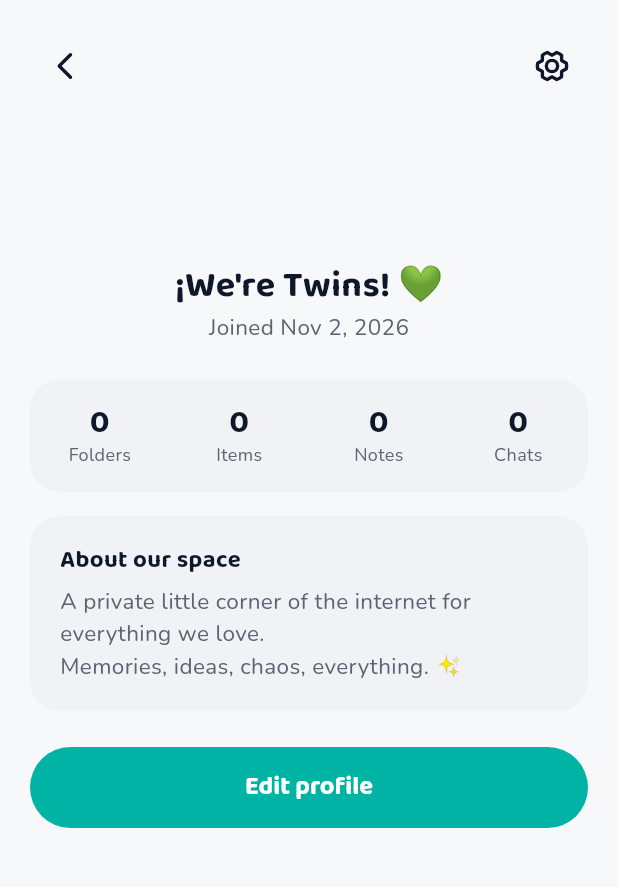
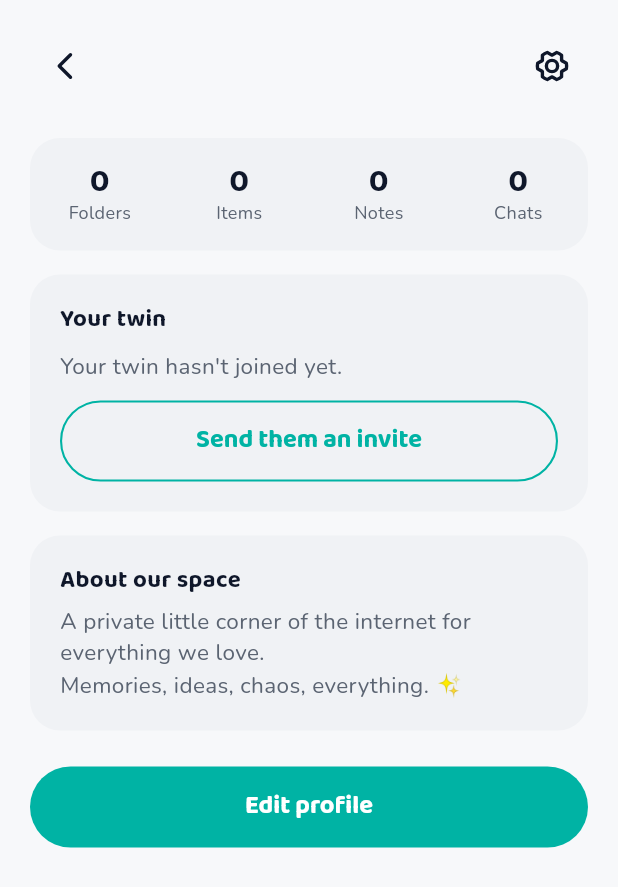
Before and after one commit to mohaneddz/Twins, a Flutter app: the ProfileScreen screen opened directly, on a phone screen of 412 x 824 dp. Shown: the top 887 px of the screen. Run offline on Flutter 3.47's test engine with Material 3 defaults, Android fonts, the phone set to English and light mode, and no system bars; our stand-ins replace cached_network_image, chewie, file_picker, flutter_markdown, flutter_riverpod, go_router and 7 more; missing offline and left inert: postgres, receive_sharing_intent; accounts and stored records are empty.

Commit message:
feat(profile): show your own name, @username and bio, and your twin's
The page led with a fixed "We're Twins!" title. It now shows your profile,
a card with your twin's (or an invite while their slot is empty), both live.

```diff
--- a/lib/features/profile/profile_screen.dart
+++ b/lib/features/profile/profile_screen.dart
@@ -3,6 +3,8 @@ import 'package:flutter_riverpod/flutter_riverpod.dart';
 import 'package:go_router/go_router.dart';
 import 'package:phosphor_flutter/phosphor_flutter.dart';
 import '../../data/models/item_type.dart';
+import '../../data/models/profile.dart';
+import '../../sharing/twin_invite.dart';
 import '../../state/auth_providers.dart';
 import '../../state/data_providers.dart';
 import '../../theme/colors.dart';
@@ -33,6 +35,12 @@ class ProfileScreen extends ConsumerWidget {
             final itemCount = itemsAsync.valueOrNull?.length ?? 0;
             final noteCount = itemsAsync.valueOrNull?.where((i) => i.type == ItemType.note).length ?? 0;
             final chatCount = chatsAsync.valueOrNull?.length ?? 0;
+            final members = membersAsync.valueOrNull ?? const <Profile>[];
+            final myId = ref.watch(authStateProvider).valueOrNull?.id;
+            // From the live members stream, so edits (yours or your twin's)
+            // show up without a refresh.
+            final me = members.where((m) => m.id == myId).firstOrNull;
+            final twin = members.where((m) => m.id != myId).firstOrNull;
 
             return RefreshIndicator(
               color: TwinsColors.mikuGreen,
@@ -61,17 +69,18 @@ class ProfileScreen extends ConsumerWidget {
                         ),
                       ],
                     ),
-                    membersAsync.when(
-                      data: (members) => members.length >= 2
-                          ? TwinAvatars(a: members[0], b: members[1])
-                          : (members.isNotEmpty ? UserAvatar(profile: members.first, size: 90) : const SizedBox(height: 90)),
-                      loading: () => const SizedBox(height: 90),
-                      error: (e, _) => const SizedBox(height: 90),
-                    ),
-                    const SizedBox(height: TwinsSpacing.md),
-                    Text("¡We're Twins! 💚", style: TwinsTypography.heading(palette.textPrimary, size: 24)),
-                    const SizedBox(height: 4),
-                    Text('Joined ${_formatDate(space.createdAt)}', style: TwinsTypography.body(palette.textSecondary)),
+                    if (me != null) ...[
+                      UserAvatar(profile: me, size: 96),
+                      const SizedBox(height: TwinsSpacing.md),
+                      Text(me.displayName, style: TwinsTypography.heading(palette.textPrimary, size: 24)),
+                      Text('@${me.username}', style: TwinsTypography.body(TwinsColors.mikuGreen)),
+                      if ((me.bio ?? '').isNotEmpty) ...[
+                        const SizedBox(height: TwinsSpacing.xs),
+                        Text(me.bio!, textAlign: TextAlign.center, style: TwinsTypography.body(palette.textSecondary)),
+                      ],
+                      const SizedBox(height: 4),
+                      Text('Joined ${formatDate(me.createdAt)}', style: TwinsTypography.label(palette.textSecondary, size: 12)),
+                    ],
                     const SizedBox(height: TwinsSpacing.xl),
                     Container(
                       padding: const EdgeInsets.symmetric(vertical: TwinsSpacing.md),
@@ -85,6 +94,8 @@ class ProfileScreen extends ConsumerWidget {
                         ],
                       ),
                     ),
+                    const SizedBox(height: TwinsSpacing.md),
+                    _TwinCard(twin: twin, loaded: membersAsync.hasValue),
                     const SizedBox(height: TwinsSpacing.md),
                     Container(
                       width: double.infinity,
@@ -117,7 +128,7 @@ class ProfileScreen extends ConsumerWidget {
     );
   }
 
-  String _formatDate(DateTime dt) {
+  static String formatDate(DateTime dt) {
     const months = ['Jan', 'Feb', 'Mar', 'Apr', 'May', 'Jun', 'Jul', 'Aug', 'Sep', 'Oct', 'Nov', 'Dec'];
     return '${months[dt.month - 1]} ${dt.day}, ${dt.year}';
   }
@@ -140,3 +151,60 @@ class _Stat extends StatelessWidget {
     );
   }
 }
+
+/// The other twin's profile, or an invite while their slot is still empty.
+class _TwinCard extends StatelessWidget {
+  final Profile? twin;
+  final bool loaded;
+  const _TwinCard({required this.twin, required this.loaded});
+
+  @override
+  Widget build(BuildContext context) {
+    final palette = context.twins;
+    final twin = this.twin;
+    return Container(
+      width: double.infinity,
+      padding: const EdgeInsets.all(TwinsSpacing.lg),
+      decoration: BoxDecoration(color: palette.surfaceMuted, borderRadius: BorderRadius.circular(20)),
+      child: Column(
+        crossAxisAlignment: CrossAxisAlignment.start,
+        children: [
+          Text('Your twin', style: TwinsTypography.heading(palette.textPrimary, size: 16)),
+          const SizedBox(height: TwinsSpacing.sm),
+          if (twin != null)
+            Row(
+              crossAxisAlignment: CrossAxisAlignment.start,
+              children: [
+                UserAvatar(profile: twin, size: 56),
+                const SizedBox(width: TwinsSpacing.md),
+                Expanded(
+                  child: Column(
+                    crossAxisAlignment: CrossAxisAlignment.start,
+                    children: [
+                      Text(twin.displayName, style: TwinsTypography.heading(palette.textPrimary, size: 17)),
+                      Text('@${twin.username}', style: TwinsTypography.body(TwinsColors.mikuGreen, size: 14)),
+                      const SizedBox(height: 4),
+                      Text(
+                        (twin.bio ?? '').isNotEmpty ? twin.bio! : 'No bio yet',
+                        style: TwinsTypography.body(palette.textSecondary, size: 14),
+                      ),
+                      const SizedBox(height: 4),
+                      Text(
+                        'Joined ${ProfileScreen.formatDate(twin.createdAt)}',
+                        style: TwinsTypography.label(palette.textSecondary, size: 12),
+                      ),
+                    ],
+                  ),
+                ),
+              ],
+            )
+          else if (loaded) ...[
+            Text("Your twin hasn't joined yet.", style: TwinsTypography.body(palette.textSecondary)),
+            const SizedBox(height: TwinsSpacing.sm),
+            SecondaryButton(label: 'Send them an invite', onPressed: shareTwinInvite),
+          ],
+        ],
+      ),
+    );
+  }
+}
--- a/lib/features/settings/settings_screen.dart
+++ b/lib/features/settings/settings_screen.dart
@@ -9,8 +9,7 @@ import 'package:phosphor_flutter/phosphor_flutter.dart';
 import 'package:share_plus/share_plus.dart';
 import '../../data/models/folder.dart';
 import '../../data/models/item.dart';
-import '../../data/supabase/invite_link.dart';
-import '../../data/supabase/supabase_client_provider.dart';
+import '../../sharing/twin_invite.dart';
 import '../../state/ai_vision_provider.dart';
 import 'deploy_functions_sheet.dart';
 import '../../state/chat_naming_provider.dart';
@@ -124,13 +123,7 @@ class SettingsScreen extends ConsumerWidget {
             _SettingsTile(
               icon: PhosphorIconsRegular.userPlus,
               label: 'Invite your twin',
-              onTap: () async {
-                final config = await knownSupabaseConfig;
-                final link = buildInviteLink(url: config.url, publishableKey: config.publishableKey);
-                await Share.share(
-                  "Join me on ¡Twins! 💚 Install the app, then tap this link - or paste it on the app's first screen:\n$link",
-                );
-              },
+              onTap: shareTwinInvite,
             ),
             _SettingsTile(
               icon: PhosphorIconsRegular.cloudArrowUp,
--- /dev/null
+++ b/lib/sharing/twin_invite.dart
@@ -0,0 +1,12 @@
+import 'package:share_plus/share_plus.dart';
+
+import '../data/supabase/invite_link.dart';
+import '../data/supabase/supabase_client_provider.dart';
+
+/// Opens the share sheet with a link that connects the other twin's phone to
+/// this project (see SupabaseSetupScreen).
+Future<void> shareTwinInvite() async {
+  final config = await knownSupabaseConfig;
+  final link = buildInviteLink(url: config.url, publishableKey: config.publishableKey);
+  await Share.share("Join me on ¡Twins! 💚 Install the app, then tap this link - or paste it on the app's first screen:\n$link");
+}
```
